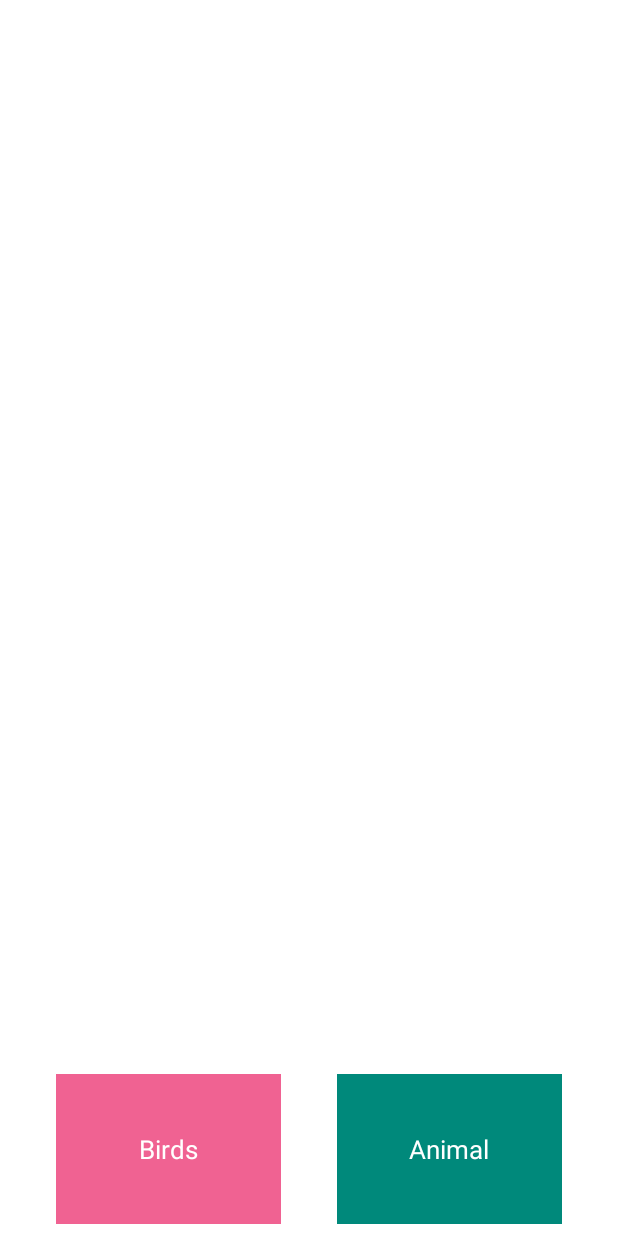
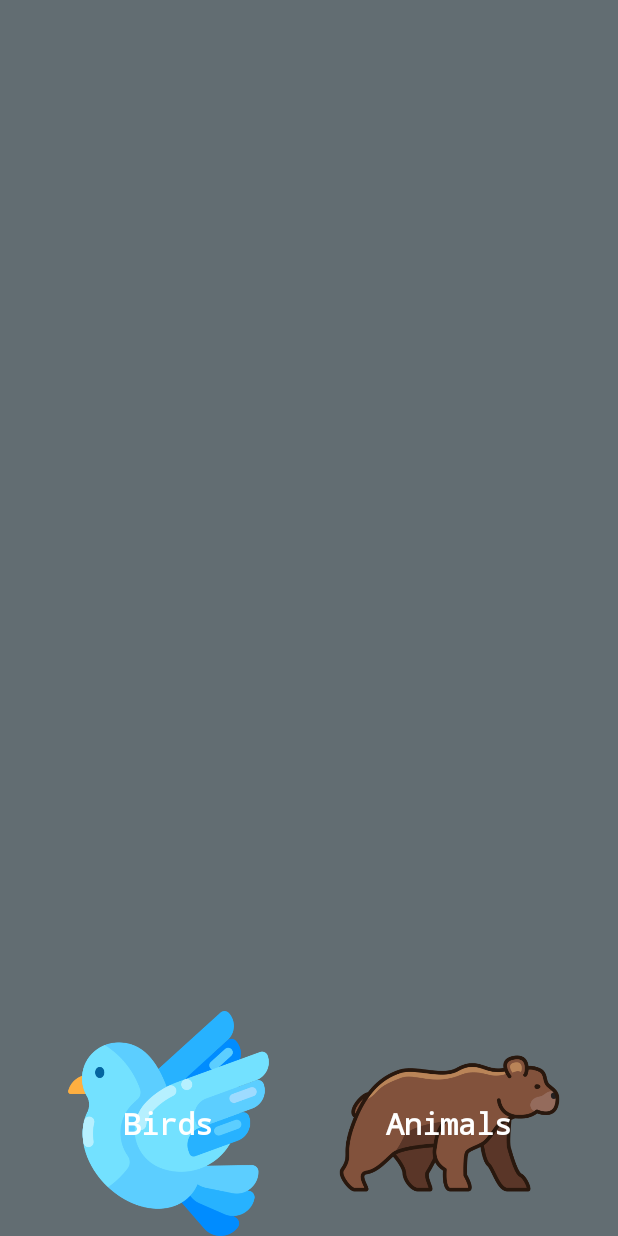
Before and after one commit to rimshadpcs/RecyclerView-Drag-and-Drop, an Android app: the layout activity_main.xml on its own in the app's theme, with its tools: preview values and no code run, on a phone screen of 412 x 824 dp. Run offline under Robolectric (Android 15) with nearby library versions, the phone set to English and light mode, and no system bars.

Commit message:
final commit

```diff
--- a/app/src/main/res/layout/activity_main.xml
+++ b/app/src/main/res/layout/activity_main.xml
@@ -4,6 +4,7 @@
     xmlns:tools="http://schemas.android.com/tools"
     android:layout_width="match_parent"
     android:layout_height="match_parent"
+    android:background="@color/gray"
     tools:context=".view.MainActivity">
 
     <androidx.recyclerview.widget.RecyclerView
@@ -16,29 +17,31 @@
     <TextView
         android:id="@+id/tv_birds"
         android:layout_width="150dp"
-        android:layout_height="100dp"
-        android:layout_marginBottom="8dp"
-        android:background="@color/candy_pink"
+        android:layout_height="150dp"
+        android:background="@drawable/dove"
         android:text="@string/birds"
         app:layout_constraintBottom_toBottomOf="parent"
         app:layout_constraintHorizontal_chainStyle="spread"
         android:gravity="center"
+        android:textStyle="bold"
+        android:fontFamily="monospace"
         app:layout_constraintLeft_toLeftOf="parent"
         android:textColor="@color/white"
-        android:textSize="17sp"
+        android:textSize="20sp"
         app:layout_constraintRight_toLeftOf="@+id/tv_animals">
     </TextView>
 
     <TextView
         android:id="@+id/tv_animals"
         android:layout_width="150dp"
-        android:layout_height="100dp"
-        android:layout_marginBottom="8dp"
-        android:background="@color/dark_sea_green"
+        android:layout_height="150dp"
+        android:background="@drawable/bear"
         android:gravity="center"
-        android:text="@string/animal"
+        android:text="@string/animals"
         android:textColor="@color/white"
-        android:textSize="17sp"
+        android:textStyle="bold"
+        android:fontFamily="monospace"
+        android:textSize="20sp"
         app:layout_constraintBottom_toBottomOf="parent"
         app:layout_constraintLeft_toRightOf="@+id/tv_birds"
         app:layout_constraintRight_toRightOf="parent"/>
--- a/app/src/main/res/values/colors.xml
+++ b/app/src/main/res/values/colors.xml
@@ -10,5 +10,6 @@
     <color name="ube">#7986CB</color>
     <color name="candy_pink">#F06292</color>
     <color name="dark_sea_green">#00897B</color>
+    <color name="gray">#626D72</color>
 
 </resources>
--- a/app/src/main/res/values/strings.xml
+++ b/app/src/main/res/values/strings.xml
@@ -1,5 +1,5 @@
 <resources>
     <string name="app_name">Drag and drop</string>
     <string name="birds">Birds</string>
-    <string name="animal">Animal</string>
+    <string name="animals">Animals</string>
 </resources>
```
Also changed, not shown: app/src/main/java/com/rimapps/projectTsukinoMeKeikaku/adapter/SpeciesAdapter.kt (+18 -1 lines), app/src/main/java/com/rimapps/projectTsukinoMeKeikaku/view/MainActivity.kt (+58 -15 lines), app/src/main/java/com/rimapps/projectTsukinoMeKeikaku/viewmodel/SpeciesViewModel.kt (+12 -12 lines), app/src/main/res/drawable/bear.png (added), app/src/main/res/drawable/cow.png (added), app/src/main/res/drawable/dinosaur.png (added), app/src/main/res/drawable/dove.png (added), app/src/main/res/drawable/kiwi.png (added), app/src/main/res/drawable/toucan.png (added).
